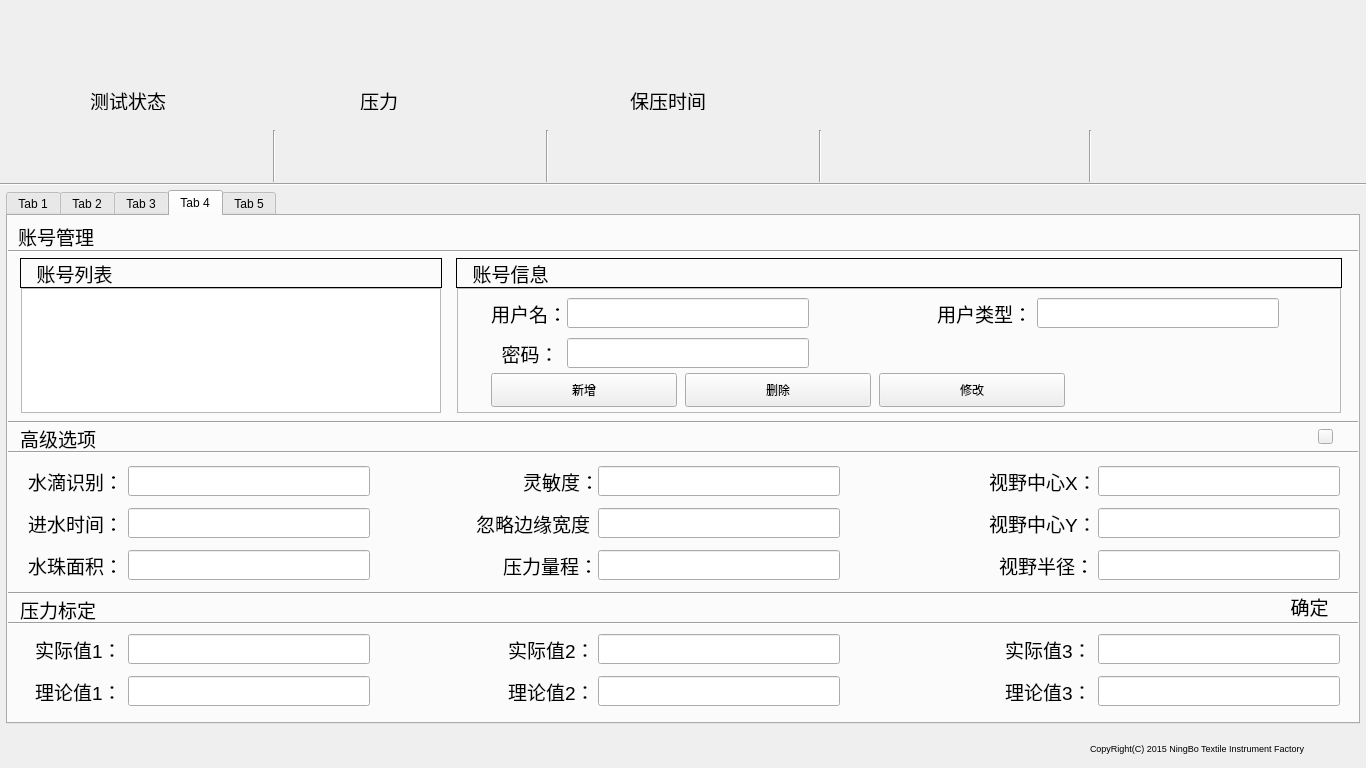
yiyidijiyi/HydroTester_GUI, file widget.ui: the form before one commit.
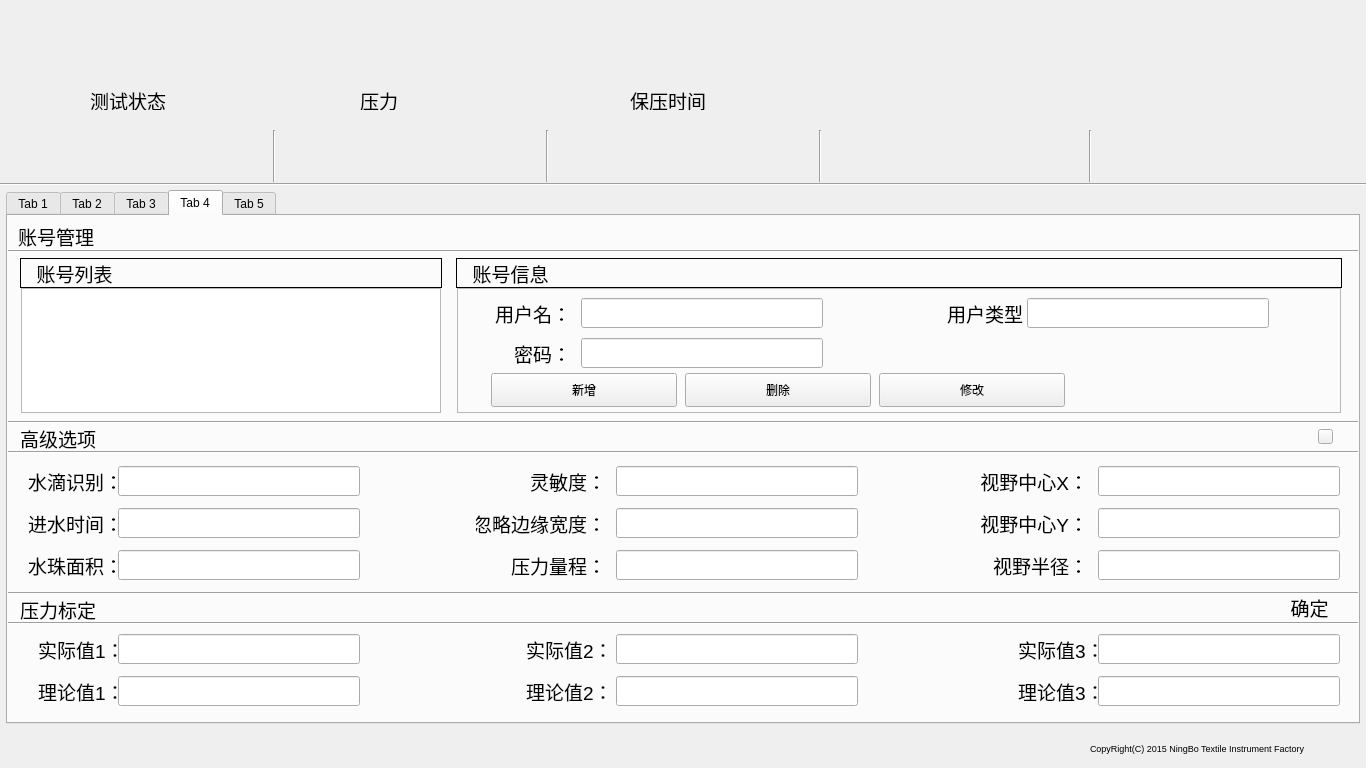
The form after the commit. The open tabs and pages were chosen to show the change. Icons and pictures are not drawn.

What changed in the file:
```diff
--- a/widget.ui
+++ b/widget.ui
@@ -1905,7 +1905,7 @@
        <rect>
         <x>34</x>
         <y>10</y>
-        <width>70</width>
+        <width>80</width>
         <height>30</height>
        </rect>
       </property>
@@ -1917,13 +1917,16 @@
       <property name="text">
        <string>用户名：</string>
       </property>
+      <property name="alignment">
+       <set>Qt::AlignRight|Qt::AlignTrailing|Qt::AlignVCenter</set>
+      </property>
      </widget>
      <widget class="QLabel" name="label_accountPassword">
       <property name="geometry">
        <rect>
         <x>34</x>
         <y>50</y>
-        <width>70</width>
+        <width>80</width>
         <height>30</height>
        </rect>
       </property>
@@ -1935,11 +1938,14 @@
       <property name="text">
        <string>  密码：</string>
       </property>
+      <property name="alignment">
+       <set>Qt::AlignRight|Qt::AlignTrailing|Qt::AlignVCenter</set>
+      </property>
      </widget>
      <widget class="QLabel" name="label_accountType">
       <property name="geometry">
        <rect>
-        <x>480</x>
+        <x>490</x>
         <y>10</y>
         <width>90</width>
         <height>30</height>
@@ -1957,7 +1963,7 @@
      <widget class="QLineEdit" name="lineEdit_accountName">
       <property name="geometry">
        <rect>
-        <x>110</x>
+        <x>124</x>
         <y>10</y>
         <width>242</width>
         <height>30</height>
@@ -1967,7 +1973,7 @@
      <widget class="QLineEdit" name="lineEdit_accountPassword">
       <property name="geometry">
        <rect>
-        <x>110</x>
+        <x>124</x>
         <y>50</y>
         <width>242</width>
         <height>30</height>
@@ -2016,7 +2022,7 @@
      <widget class="QLineEdit" name="lineEdit_accountType">
       <property name="geometry">
        <rect>
-        <x>580</x>
+        <x>570</x>
         <y>10</y>
         <width>242</width>
         <height>30</height>
@@ -2125,9 +2131,9 @@
     <widget class="QLabel" name="label_sensitivity">
      <property name="geometry">
       <rect>
-       <x>515</x>
+       <x>468</x>
        <y>250</y>
-       <width>70</width>
+       <width>130</width>
        <height>30</height>
       </rect>
      </property>
@@ -2139,6 +2145,9 @@
      <property name="text">
       <string>灵敏度：</string>
      </property>
+     <property name="alignment">
+      <set>Qt::AlignRight|Qt::AlignTrailing|Qt::AlignVCenter</set>
+     </property>
     </widget>
     <widget class="QLabel" name="label_ignoreWidth">
      <property name="geometry">
@@ -2157,13 +2166,16 @@
      <property name="text">
       <string>忽略边缘宽度：</string>
      </property>
+     <property name="alignment">
+      <set>Qt::AlignRight|Qt::AlignTrailing|Qt::AlignVCenter</set>
+     </property>
     </widget>
     <widget class="QLabel" name="label_pressureRange">
      <property name="geometry">
       <rect>
-       <x>495</x>
+       <x>468</x>
        <y>334</y>
-       <width>90</width>
+       <width>130</width>
        <height>30</height>
       </rect>
      </property>
@@ -2175,13 +2187,16 @@
      <property name="text">
       <string>压力量程：</string>
      </property>
+     <property name="alignment">
+      <set>Qt::AlignRight|Qt::AlignTrailing|Qt::AlignVCenter</set>
+     </property>
     </widget>
     <widget class="QLabel" name="label_centerX">
      <property name="geometry">
       <rect>
-       <x>981</x>
+       <x>970</x>
        <y>250</y>
-       <width>100</width>
+       <width>110</width>
        <height>30</height>
       </rect>
      </property>
@@ -2193,13 +2208,16 @@
      <property name="text">
       <string>视野中心X：</string>
      </property>
+     <property name="alignment">
+      <set>Qt::AlignRight|Qt::AlignTrailing|Qt::AlignVCenter</set>
+     </property>
     </widget>
     <widget class="QLabel" name="label_centerY">
      <property name="geometry">
       <rect>
-       <x>981</x>
+       <x>970</x>
        <y>292</y>
-       <width>100</width>
+       <width>110</width>
        <height>30</height>
       </rect>
      </property>
@@ -2211,13 +2229,16 @@
      <property name="text">
       <string>视野中心Y：</string>
      </property>
+     <property name="alignment">
+      <set>Qt::AlignRight|Qt::AlignTrailing|Qt::AlignVCenter</set>
+     </property>
     </widget>
     <widget class="QLabel" name="label_r">
      <property name="geometry">
       <rect>
-       <x>991</x>
+       <x>970</x>
        <y>334</y>
-       <width>90</width>
+       <width>110</width>
        <height>30</height>
       </rect>
      </property>
@@ -2229,11 +2250,14 @@
      <property name="text">
       <string>视野半径：</string>
      </property>
+     <property name="alignment">
+      <set>Qt::AlignRight|Qt::AlignTrailing|Qt::AlignVCenter</set>
+     </property>
     </widget>
     <widget class="QLineEdit" name="lineEdit_dropRec">
      <property name="geometry">
       <rect>
-       <x>120</x>
+       <x>110</x>
        <y>250</y>
        <width>242</width>
        <height>30</height>
@@ -2243,7 +2267,7 @@
     <widget class="QLineEdit" name="lineEdit_flowInTime">
      <property name="geometry">
       <rect>
-       <x>120</x>
+       <x>110</x>
        <y>292</y>
        <width>242</width>
        <height>30</height>
@@ -2253,7 +2277,7 @@
     <widget class="QLineEdit" name="lineEdit_dropArea">
      <property name="geometry">
       <rect>
-       <x>120</x>
+       <x>110</x>
        <y>334</y>
        <width>242</width>
        <height>30</height>
@@ -2263,7 +2287,7 @@
     <widget class="QLineEdit" name="lineEdit_sensitivity">
      <property name="geometry">
       <rect>
-       <x>590</x>
+       <x>608</x>
        <y>250</y>
        <width>242</width>
        <height>30</height>
@@ -2273,7 +2297,7 @@
     <widget class="QLineEdit" name="lineEdit_ignoreWidth">
      <property name="geometry">
       <rect>
-       <x>590</x>
+       <x>608</x>
        <y>292</y>
        <width>242</width>
        <height>30</height>
@@ -2283,7 +2307,7 @@
     <widget class="QLineEdit" name="lineEdit_pressureRange">
      <property name="geometry">
       <rect>
-       <x>590</x>
+       <x>608</x>
        <y>334</y>
        <width>242</width>
        <height>30</height>
@@ -2368,7 +2392,7 @@
      <property name="geometry">
       <rect>
        <x>1260</x>
-       <y>377</y>
+       <y>378</y>
        <width>83</width>
        <height>27</height>
       </rect>
@@ -2405,7 +2429,7 @@
     <widget class="QLabel" name="label_actual1">
      <property name="geometry">
       <rect>
-       <x>27</x>
+       <x>30</x>
        <y>418</y>
        <width>80</width>
        <height>30</height>
@@ -2423,7 +2447,7 @@
     <widget class="QLabel" name="label_theory1">
      <property name="geometry">
       <rect>
-       <x>27</x>
+       <x>30</x>
        <y>460</y>
        <width>80</width>
        <height>30</height>
@@ -2441,7 +2465,7 @@
     <widget class="QLabel" name="label_actual2">
      <property name="geometry">
       <rect>
-       <x>500</x>
+       <x>518</x>
        <y>418</y>
        <width>80</width>
        <height>30</height>
@@ -2459,7 +2483,7 @@
     <widget class="QLabel" name="label_actual3">
      <property name="geometry">
       <rect>
-       <x>997</x>
+       <x>1010</x>
        <y>418</y>
        <width>80</width>
        <height>30</height>
@@ -2477,7 +2501,7 @@
     <widget class="QLabel" name="label_theory2">
      <property name="geometry">
       <rect>
-       <x>500</x>
+       <x>518</x>
        <y>460</y>
        <width>80</width>
        <height>30</height>
@@ -2495,7 +2519,7 @@
     <widget class="QLabel" name="label_theory3">
      <property name="geometry">
       <rect>
-       <x>997</x>
+       <x>1010</x>
        <y>460</y>
        <width>80</width>
        <height>30</height>
@@ -2513,7 +2537,7 @@
     <widget class="QLineEdit" name="lineEdit_actual1">
      <property name="geometry">
       <rect>
-       <x>120</x>
+       <x>110</x>
        <y>418</y>
        <width>242</width>
        <height>30</height>
@@ -2523,7 +2547,7 @@
     <widget class="QLineEdit" name="lineEdit_theory1">
      <property name="geometry">
       <rect>
-       <x>120</x>
+       <x>110</x>
        <y>460</y>
        <width>242</width>
        <height>30</height>
@@ -2533,7 +2557,7 @@
     <widget class="QLineEdit" name="lineEdit_actual2">
      <property name="geometry">
       <rect>
-       <x>590</x>
+       <x>608</x>
        <y>418</y>
        <width>242</width>
        <height>30</height>
@@ -2543,7 +2567,7 @@
     <widget class="QLineEdit" name="lineEdit_theory2">
      <property name="geometry">
       <rect>
-       <x>590</x>
+       <x>608</x>
        <y>460</y>
        <width>242</width>
        <height>30</height>
```
Left out of the diff: 82 changed lines with no effect on the pictures.
